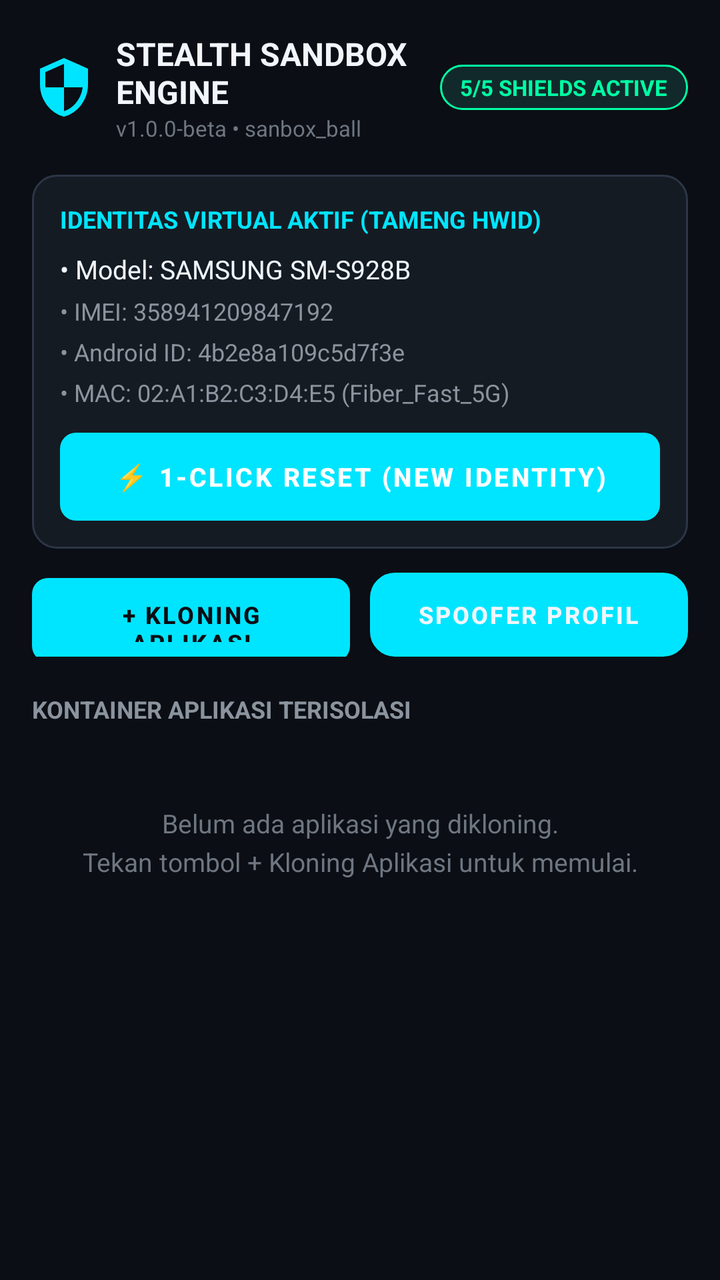
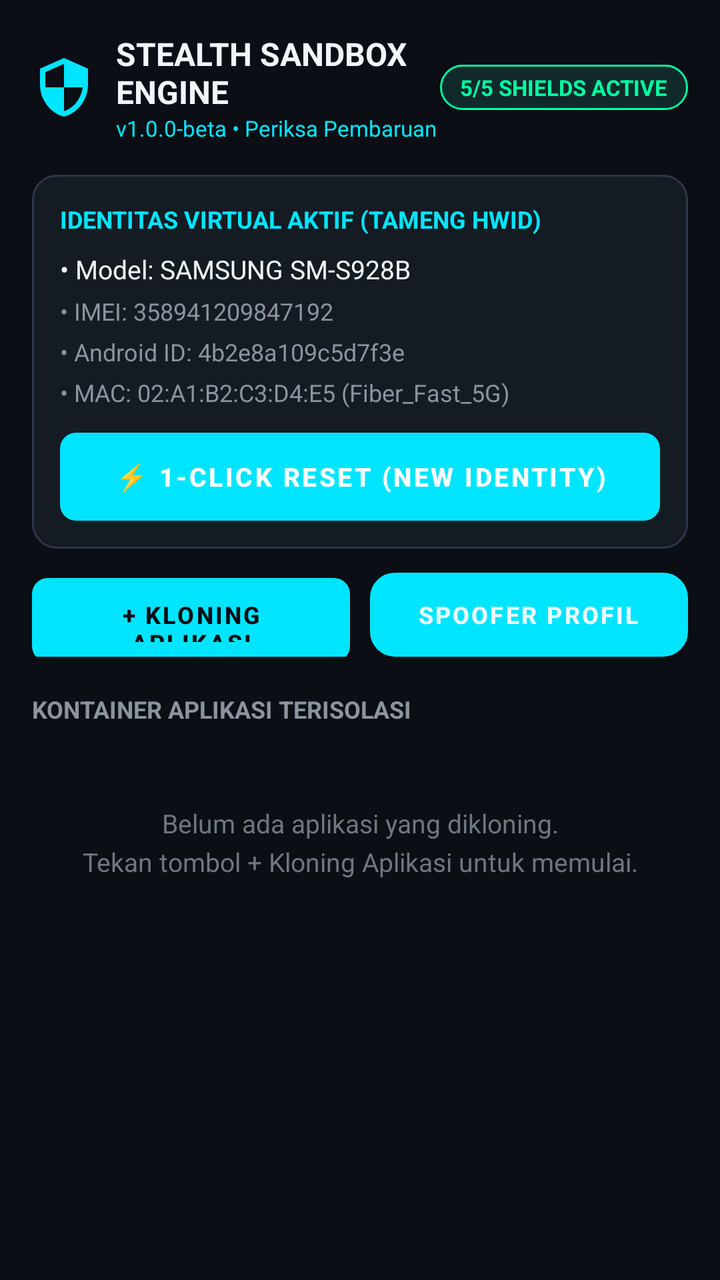

Before-and-after screenshots of an Android layout around one commit, followed by the original layout XML and the change that was made.
<!-- AndroidManifest.xml: application theme Theme.StealthSandbox -->
<!-- res/layout/activity_main.xml -->
<?xml version="1.0" encoding="utf-8"?>
<LinearLayout xmlns:android="http://schemas.android.com/apk/res/android"
    android:layout_width="match_parent"
    android:layout_height="match_parent"
    android:background="@color/bg_dark"
    android:orientation="vertical"
    android:padding="16dp">

    
    <LinearLayout
        android:layout_width="match_parent"
        android:layout_height="wrap_content"
        android:gravity="center_vertical"
        android:orientation="horizontal">

        <ImageView
            android:layout_width="32dp"
            android:layout_height="32dp"
            android:src="@drawable/ic_stealth_shield"
            android:contentDescription="Shield" />

        <LinearLayout
            android:layout_width="0dp"
            android:layout_height="wrap_content"
            android:layout_marginStart="10dp"
            android:layout_weight="1"
            android:orientation="vertical">

            <TextView
                android:layout_width="wrap_content"
                android:layout_height="wrap_content"
                android:text="STEALTH SANDBOX ENGINE"
                android:textColor="@color/text_primary"
                android:textSize="16sp"
                android:textStyle="bold" />

            <TextView
                android:layout_width="wrap_content"
                android:layout_height="wrap_content"
                android:text="v1.0.0-beta • sanbox_ball"
                android:textColor="@color/text_muted"
                android:textSize="11sp" />
        </LinearLayout>

        <TextView
            android:id="@+id/txt_shield_count"
            android:layout_width="wrap_content"
            android:layout_height="wrap_content"
            android:background="@drawable/bg_badge_active"
            android:text="5/5 SHIELDS ACTIVE"
            android:textColor="@color/badge_text"
            android:textSize="11sp"
            android:textStyle="bold" />
    </LinearLayout>

    
    <LinearLayout
        android:layout_width="match_parent"
        android:layout_height="wrap_content"
        android:layout_marginTop="16dp"
        android:background="@drawable/bg_card"
        android:orientation="vertical"
        android:padding="14dp">

        <TextView
            android:layout_width="wrap_content"
            android:layout_height="wrap_content"
            android:text="IDENTITAS VIRTUAL AKTIF (TAMENG HWID)"
            android:textColor="@color/stealth_cyan"
            android:textSize="12sp"
            android:textStyle="bold" />

        <TextView
            android:id="@+id/txt_active_model"
            android:layout_width="wrap_content"
            android:layout_height="wrap_content"
            android:layout_marginTop="8dp"
            android:text="• Model: SAMSUNG SM-S928B"
            android:textColor="@color/text_primary"
            android:textSize="13sp" />

        <TextView
            android:id="@+id/txt_active_imei"
            android:layout_width="wrap_content"
            android:layout_height="wrap_content"
            android:layout_marginTop="4dp"
            android:text="• IMEI: 358941209847192"
            android:textColor="@color/text_secondary"
            android:textSize="12sp" />

        <TextView
            android:id="@+id/txt_active_android_id"
            android:layout_width="wrap_content"
            android:layout_height="wrap_content"
            android:layout_marginTop="4dp"
            android:text="• Android ID: 4b2e8a109c5d7f3e"
            android:textColor="@color/text_secondary"
            android:textSize="12sp" />

        <TextView
            android:id="@+id/txt_active_mac"
            android:layout_width="wrap_content"
            android:layout_height="wrap_content"
            android:layout_marginTop="4dp"
            android:text="• MAC: 02:A1:B2:C3:D4:E5 (Fiber_Fast_5G)"
            android:textColor="@color/text_secondary"
            android:textSize="12sp" />

        
        <Button
            android:id="@+id/btn_one_click_reset"
            android:layout_width="match_parent"
            android:layout_height="44dp"
            android:layout_marginTop="12dp"
            android:background="@drawable/bg_button_danger"
            android:text="⚡ 1-CLICK RESET (NEW IDENTITY)"
            android:textColor="@color/white"
            android:textSize="13sp"
            android:textStyle="bold" />
    </LinearLayout>

    
    <LinearLayout
        android:layout_width="match_parent"
        android:layout_height="wrap_content"
        android:layout_marginTop="12dp"
        android:orientation="horizontal">

        <Button
            android:id="@+id/btn_open_cloner"
            android:layout_width="0dp"
            android:layout_height="42dp"
            android:layout_weight="1"
            android:background="@drawable/bg_button_stealth"
            android:text="+ KLONING APLIKASI"
            android:textColor="@color/bg_dark"
            android:textSize="12sp"
            android:textStyle="bold" />

        <Button
            android:id="@+id/btn_open_profile"
            android:layout_width="0dp"
            android:layout_height="42dp"
            android:layout_marginStart="10dp"
            android:layout_weight="1"
            android:background="@drawable/bg_card"
            android:text="SPOOFER PROFIL"
            android:textColor="@color/text_primary"
            android:textSize="12sp"
            android:textStyle="bold" />
    </LinearLayout>

    
    <TextView
        android:layout_width="wrap_content"
        android:layout_height="wrap_content"
        android:layout_marginTop="18dp"
        android:layout_marginBottom="8dp"
        android:text="KONTAINER APLIKASI TERISOLASI"
        android:textColor="@color/text_secondary"
        android:textSize="12sp"
        android:textStyle="bold" />

    
    <TextView
        android:id="@+id/txt_empty_state"
        android:layout_width="match_parent"
        android:layout_height="wrap_content"
        android:layout_marginTop="32dp"
        android:gravity="center"
        android:lineSpacingExtra="4dp"
        android:text="@string/no_apps_cloned"
        android:textColor="@color/text_muted"
        android:textSize="13sp" />

    
    <androidx.recyclerview.widget.RecyclerView
        android:id="@+id/rv_cloned_apps"
        android:layout_width="match_parent"
        android:layout_height="0dp"
        android:layout_weight="1"
        android:clipToPadding="false"
        android:visibility="gone" />
</LinearLayout>
<!-- resources referenced by this layout -->
<resources>
  <color name="badge_text">#00FFA3</color>
  <color name="bg_dark">#0B0E14</color>
  <color name="stealth_cyan">#00E5FF</color>
  <color name="text_muted">#6E7681</color>
  <color name="text_primary">#F0F6FC</color>
  <color name="text_secondary">#8B949E</color>
  <color name="white">#FFFFFF</color>
  <!-- drawable bg_badge_active (drawable) -->
  <?xml version="1.0" encoding="utf-8"?>
  <shape xmlns:android="http://schemas.android.com/apk/res/android"
      android:shape="rectangle">
      <solid android:color="@color/badge_bg" />
      <stroke
          android:width="1dp"
          android:color="@color/badge_text" />
      <corners android:radius="16dp" />
      <padding
          android:left="10dp"
          android:top="4dp"
          android:right="10dp"
          android:bottom="4dp" />
  </shape>
  <!-- drawable bg_button_danger (drawable) -->
  <?xml version="1.0" encoding="utf-8"?>
  <shape xmlns:android="http://schemas.android.com/apk/res/android"
      android:shape="rectangle">
      <solid android:color="@color/stealth_danger" />
      <corners android:radius="8dp" />
  </shape>
  <!-- drawable bg_button_stealth (drawable) -->
  <?xml version="1.0" encoding="utf-8"?>
  <shape xmlns:android="http://schemas.android.com/apk/res/android"
      android:shape="rectangle">
      <solid android:color="@color/stealth_cyan" />
      <corners android:radius="8dp" />
  </shape>
  <!-- drawable bg_card (drawable) -->
  <?xml version="1.0" encoding="utf-8"?>
  <shape xmlns:android="http://schemas.android.com/apk/res/android"
      android:shape="rectangle">
      <solid android:color="@color/bg_card" />
      <stroke
          android:width="1dp"
          android:color="@color/bg_card_border" />
      <corners android:radius="12dp" />
  </shape>
  <!-- drawable ic_stealth_shield (drawable) -->
  <vector xmlns:android="http://schemas.android.com/apk/res/android"
      android:width="24dp"
      android:height="24dp"
      android:viewportWidth="24"
      android:viewportHeight="24">
    <path
        android:fillColor="@color/stealth_cyan"
        android:pathData="M12,1L3,5v6c0,5.55 3.84,10.74 9,12 5.16,-1.26 9,-6.45 9,-12V5l-9,-4zM12,11.99h7c-0.53,4.12 -3.28,7.79 -7,8.94V12H5V6.3l7,-3.11v8.8z"/>
  </vector>
  <string name="no_apps_cloned">Belum ada aplikasi yang dikloning.\nTekan tombol + Kloning Aplikasi untuk memulai.</string>
  <style name="Theme.StealthSandbox" parent="Theme.MaterialComponents.NoActionBar">
          <item name="colorPrimary">@color/stealth_cyan</item>
          <item name="colorPrimaryVariant">@color/stealth_blue</item>
          <item name="colorOnPrimary">@color/bg_dark</item>
          <item name="colorSecondary">@color/stealth_emerald</item>
          <item name="colorSecondaryVariant">@color/stealth_green</item>
          <item name="colorOnSecondary">@color/bg_dark</item>
          <item name="android:statusBarColor">@color/bg_dark</item>
          <item name="android:navigationBarColor">@color/bg_dark</item>
          <item name="android:windowBackground">@color/bg_dark</item>
      </style>
  <color name="badge_bg">#11292B</color>
  <color name="stealth_danger">#EF4444</color>
  <color name="bg_card">#151B23</color>
  <color name="bg_card_border">#2C3647</color>
  <color name="stealth_blue">#3B82F6</color>
  <color name="stealth_emerald">#00FFA3</color>
  <color name="stealth_green">#10B981</color>
</resources>

<!-- the commit's change to res/layout/activity_main.xml (unified diff, before → after) -->
@@ -35,10 +35,11 @@
                 android:textStyle="bold" />
 
             <TextView
-                android:layout_width="wrap_content"
-                android:layout_height="wrap_content"
-                android:text="v1.0.0-beta • sanbox_ball"
-                android:textColor="@color/text_muted"
+                android:id="@+id/txt_app_version_header"
+                android:layout_width="wrap_content"
+                android:layout_height="wrap_content"
+                android:text="v1.0.0-beta • Periksa Pembaruan"
+                android:textColor="@color/stealth_cyan"
                 android:textSize="11sp" />
         </LinearLayout>
 
@@ -121,6 +122,63 @@
 
     
     <LinearLayout
+        android:id="@+id/layout_update_banner"
+        android:layout_width="match_parent"
+        android:layout_height="wrap_content"
+        android:layout_marginTop="10dp"
+        android:background="@drawable/bg_card"
+        android:gravity="center_vertical"
+        android:orientation="horizontal"
+        android:padding="12dp"
+        android:visibility="gone">
+
+        <ImageView
+            android:layout_width="22dp"
+            android:layout_height="22dp"
+            android:src="@drawable/ic_stealth_shield"
+            android:contentDescription="Update Icon" />
+
+        <LinearLayout
+            android:layout_width="0dp"
+            android:layout_height="wrap_content"
+            android:layout_marginStart="10dp"
+            android:layout_weight="1"
+            android:orientation="vertical">
+
+            <TextView
+                android:id="@+id/txt_update_banner_title"
+                android:layout_width="wrap_content"
+                android:layout_height="wrap_content"
+                android:text="Pembaruan Baru Tersedia"
+                android:textColor="@color/stealth_cyan"
+                android:textSize="12sp"
+                android:textStyle="bold" />
+
+            <TextView
+                android:id="@+id/txt_update_banner_sub"
+                android:layout_width="wrap_content"
+                android:layout_height="wrap_content"
+                android:layout_marginTop="2dp"
+                android:text="Klik untuk update langsung tanpa instal manual"
+                android:textColor="@color/text_secondary"
+                android:textSize="11sp" />
+        </LinearLayout>
+
+        <Button
+            android:id="@+id/btn_banner_update"
+            android:layout_width="wrap_content"
+            android:layout_height="34dp"
+            android:background="@drawable/bg_button_stealth"
+            android:paddingStart="14dp"
+            android:paddingEnd="14dp"
+            android:text="UPDATE"
+            android:textColor="@color/bg_dark"
+            android:textSize="11sp"
+            android:textStyle="bold" />
+    </LinearLayout>
+
+    
+    <LinearLayout
         android:layout_width="match_parent"
         android:layout_height="wrap_content"
         android:layout_marginTop="12dp"
